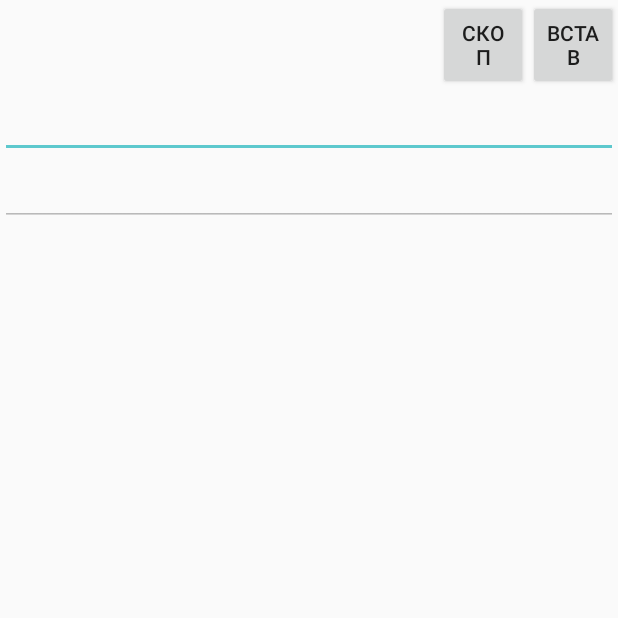
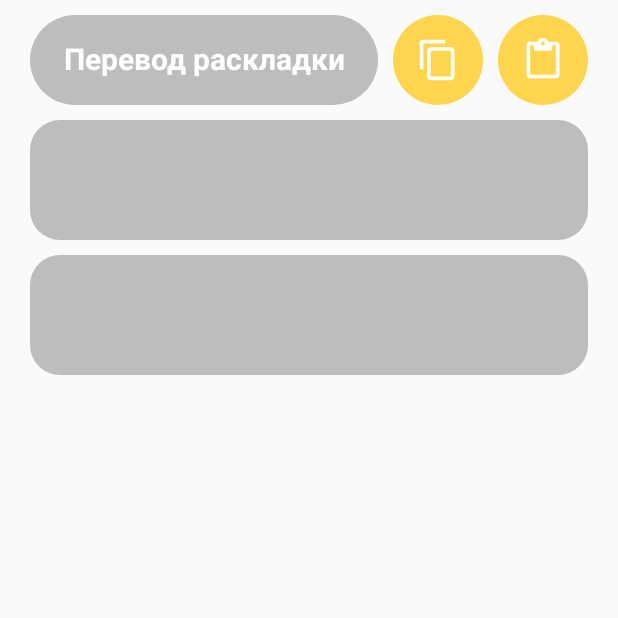
Before and after one commit to NetherQuartz/TranslateKeyboardApp, an Android app: the screen it shows after launch (MainActivity), on a phone screen of 412 x 824 dp, the top half of it. Run offline under Robolectric (Android 15) with nearby library versions, the phone set to English and light mode, and no system bars.

Commit message:
Add design

```diff
--- a/app/src/main/java/com/example/translatekeyboardapp/MainActivity.kt
+++ b/app/src/main/java/com/example/translatekeyboardapp/MainActivity.kt
@@ -10,6 +10,7 @@ import android.text.TextWatcher
 import android.util.Log
 import android.widget.Button
 import android.widget.EditText
+import android.widget.ImageButton
 import android.widget.Toast
 
 class MainActivity : AppCompatActivity() {
@@ -86,8 +87,8 @@ class MainActivity : AppCompatActivity() {
             override fun onTextChanged(p0: CharSequence?, p1: Int, p2: Int, p3: Int) {}
         })
 
-        val copy = findViewById<Button>(R.id.copy)
-        val paste = findViewById<Button>(R.id.paste)
+        val copy = findViewById<ImageButton>(R.id.copy)
+        val paste = findViewById<ImageButton>(R.id.paste)
 
         clipboardManager = getSystemService(Context.CLIPBOARD_SERVICE) as ClipboardManager?
 
--- /dev/null
+++ b/app/src/main/res/drawable/ic_copy.xml
@@ -0,0 +1,9 @@
+<vector xmlns:android="http://schemas.android.com/apk/res/android"
+    android:width="18dp"
+    android:height="18dp"
+    android:viewportWidth="24"
+    android:viewportHeight="24">
+  <path
+      android:pathData="M16,1L4,1c-1.1,0 -2,0.9 -2,2v14h2L4,3h12L16,1zM19,5L8,5c-1.1,0 -2,0.9 -2,2v14c0,1.1 0.9,2 2,2h11c1.1,0 2,-0.9 2,-2L21,7c0,-1.1 -0.9,-2 -2,-2zM19,21L8,21L8,7h11v14z"
+      android:fillColor="#ffffff"/>
+</vector>
--- /dev/null
+++ b/app/src/main/res/drawable/ic_paste.xml
@@ -0,0 +1,9 @@
+<vector xmlns:android="http://schemas.android.com/apk/res/android"
+    android:width="18dp"
+    android:height="18dp"
+    android:viewportWidth="24"
+    android:viewportHeight="24">
+  <path
+      android:pathData="M19,2h-4.18C14.4,0.84 13.3,0 12,0c-1.3,0 -2.4,0.84 -2.82,2L5,2c-1.1,0 -2,0.9 -2,2v16c0,1.1 0.9,2 2,2h14c1.1,0 2,-0.9 2,-2L21,4c0,-1.1 -0.9,-2 -2,-2zM12,2c0.55,0 1,0.45 1,1s-0.45,1 -1,1 -1,-0.45 -1,-1 0.45,-1 1,-1zM19,20L5,20L5,4h2v3h10L17,4h2v16z"
+      android:fillColor="#ffffff"/>
+</vector>
--- /dev/null
+++ b/app/src/main/res/drawable/my_button.xml
@@ -0,0 +1,6 @@
+<?xml version="1.0" encoding="utf-8"?>
+<shape xmlns:android="http://schemas.android.com/apk/res/android" android:shape="oval">
+
+    <solid android:color="@color/colorButton"/>
+
+</shape>
--- /dev/null
+++ b/app/src/main/res/drawable/my_edittext.xml
@@ -0,0 +1,7 @@
+<?xml version="1.0" encoding="utf-8"?>
+<shape xmlns:android="http://schemas.android.com/apk/res/android">
+
+    <solid android:color="@color/colorPrimaryDark"/>
+    <corners android:radius="20dp"/>
+
+</shape>
--- /dev/null
+++ b/app/src/main/res/drawable/my_textview.xml
@@ -0,0 +1,7 @@
+<?xml version="1.0" encoding="utf-8"?>
+<shape xmlns:android="http://schemas.android.com/apk/res/android" android:shape="rectangle">
+
+    <solid android:color="@color/colorPrimaryDark"/>
+    <corners android:radius="30dp"/>
+
+</shape>
--- a/app/src/main/res/layout/activity_main.xml
+++ b/app/src/main/res/layout/activity_main.xml
@@ -2,25 +2,48 @@
 <LinearLayout xmlns:android="http://schemas.android.com/apk/res/android"
     android:orientation="vertical"
     android:layout_width="match_parent"
-    android:layout_height="match_parent">
+    android:layout_height="match_parent"
+    android:layout_marginHorizontal="20dp">
 
     <LinearLayout
         android:layout_width="match_parent"
         android:layout_height="wrap_content"
         android:orientation="horizontal"
-        android:gravity="end">
+        android:gravity="center_vertical"
+        android:layout_gravity="end">
 
-        <Button
+        <TextView
+            android:layout_height="60dp"
+            android:layout_width="0dp"
+            android:text="@string/app_name"
+            android:paddingVertical="15dp"
+            android:textAlignment="center"
+            android:layout_weight="0.5"
+            android:textSize="20sp"
+            android:textColor="#FFFFFF"
+            android:background="@drawable/my_textview"
+            android:textStyle="bold" />
+
+        <ImageButton
             android:id="@+id/copy"
             android:layout_width="60dp"
             android:layout_height="60dp"
-            android:text="скоп" />
+            android:background="@drawable/my_button"
+            android:layout_margin="10dp"
+            android:src="@drawable/ic_copy"
+            android:scaleType="fitCenter"
+            android:padding="15dp"
+            android:contentDescription="@string/copyBtn" />
 
-        <Button
+        <ImageButton
             android:id="@+id/paste"
             android:layout_width="60dp"
             android:layout_height="60dp"
-            android:text="встав"/>
+            android:background="@drawable/my_button"
+            android:padding="15dp"
+            android:scaleType="fitCenter"
+            android:src="@drawable/ic_paste"
+            android:contentDescription="@string/pasteBtn" />
 
     </LinearLayout>
 
@@ -28,13 +51,26 @@
         android:id="@+id/input"
         android:layout_width="match_parent"
         android:layout_height="wrap_content"
+        android:background="@drawable/my_edittext"
+        android:minHeight="80dp"
+        android:layout_marginBottom="10dp"
+        android:paddingVertical="20dp"
+        android:paddingHorizontal="7dp"
+        android:textSize="23sp"
+        android:textColor="@color/colorPrimary"
         android:inputType="textMultiLine|textNoSuggestions" />
 
     <com.google.android.material.textfield.TextInputEditText
         android:id="@+id/output"
         android:layout_width="match_parent"
         android:layout_height="wrap_content"
+        android:minHeight="80dp"
         android:enabled="false"
+        android:background="@drawable/my_edittext"
+        android:paddingVertical="20dp"
+        android:paddingHorizontal="7dp"
+        android:textSize="23sp"
+        android:textColor="@color/colorPrimary"
         android:inputType="textMultiLine|textNoSuggestions" />
 
 </LinearLayout>
--- a/app/src/main/res/values/colors.xml
+++ b/app/src/main/res/values/colors.xml
@@ -1,6 +1,8 @@
 <?xml version="1.0" encoding="utf-8"?>
 <resources>
-    <color name="colorPrimary">#679FD2</color>
-    <color name="colorPrimaryDark">#408DD2</color>
-    <color name="colorAccent">#5DC8CD</color>
+    <color name="colorPrimary">#FFFFFF</color>
+    <color name="colorPrimaryDark">#BDBDBD</color>
+    <color name="colorAccent">#FFFFFF</color>
+
+    <color name="colorButton">#FFD54F</color>
 </resources>
--- a/app/src/main/res/values/strings.xml
+++ b/app/src/main/res/values/strings.xml
@@ -1,5 +1,8 @@
 <resources>
     <string name="app_name">Перевод раскладки</string>
-    <string name="ambiguous_text">Продолжайте вводить</string>
+    <string name="ambiguous_text">Продолжайте вводить…</string>
     <string name="copied">Скопировано!</string>
+
+    <string name="copyBtn">Скопировать</string>
+    <string name="pasteBtn">Вставить</string>
 </resources>
```
